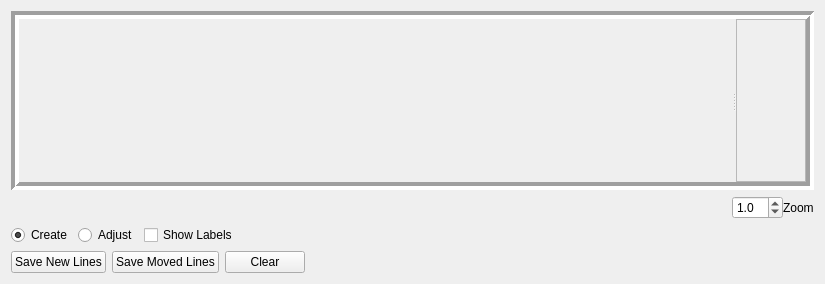
Qt form resources/designer_ui/crystaldrawingwidget.ui (jonathanHuwP/CrystalGrowthTracker) before a commit.
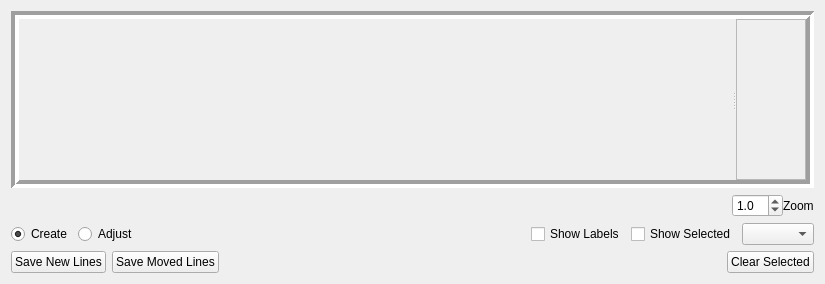
The same form after that commit. Custom widgets are drawn as their Qt base class.

Commit message: tree widget now showing new structure

What changed in the file:
```diff
--- a/resources/designer_ui/crystaldrawingwidget.ui
+++ b/resources/designer_ui/crystaldrawingwidget.ui
@@ -61,7 +61,7 @@
          <x>0</x>
          <y>0</y>
          <width>105</width>
-         <height>125</height>
+         <height>123</height>
         </rect>
        </property>
       </widget>
@@ -154,13 +154,6 @@
        </attribute>
       </widget>
      </item>
-     <item>
-      <widget class="QCheckBox" name="_labelsBox">
-       <property name="text">
-        <string>Show Labels</string>
-       </property>
-      </widget>
-     </item>
      <item>
       <spacer name="horizontalSpacer_3">
        <property name="orientation">
@@ -174,6 +167,23 @@
        </property>
       </spacer>
      </item>
+     <item>
+      <widget class="QCheckBox" name="_labelsBox">
+       <property name="text">
+        <string>Show Labels</string>
+       </property>
+      </widget>
+     </item>
+     <item>
+      <widget class="QCheckBox" name="_showSelectedBox">
+       <property name="text">
+        <string>Show Selected</string>
+       </property>
+      </widget>
+     </item>
+     <item>
+      <widget class="QComboBox" name="_lineSelectionBox"/>
+     </item>
     </layout>
    </item>
    <item>
@@ -195,13 +205,6 @@
        </property>
       </widget>
      </item>
-     <item>
-      <widget class="QPushButton" name="_clearCrystalButton">
-       <property name="text">
-        <string>Clear</string>
-       </property>
-      </widget>
-     </item>
      <item>
       <spacer name="horizontalSpacer">
        <property name="orientation">
@@ -215,6 +218,13 @@
        </property>
       </spacer>
      </item>
+     <item>
+      <widget class="QPushButton" name="_clearSelectedButton">
+       <property name="text">
+        <string>Clear Selected</string>
+       </property>
+      </widget>
+     </item>
     </layout>
    </item>
   </layout>
```
Left out of the diff: 4 changed lines with no effect on the pictures. The commit also changes 4 other files.
